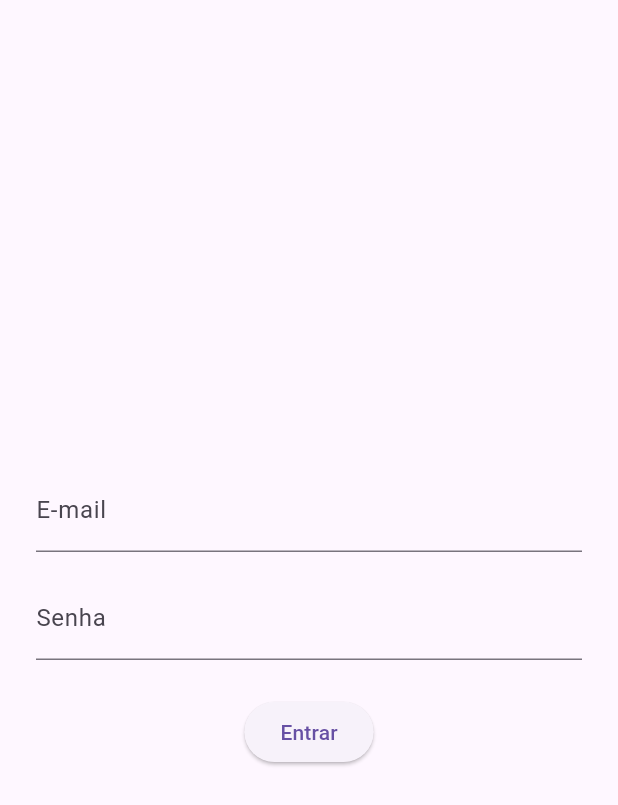
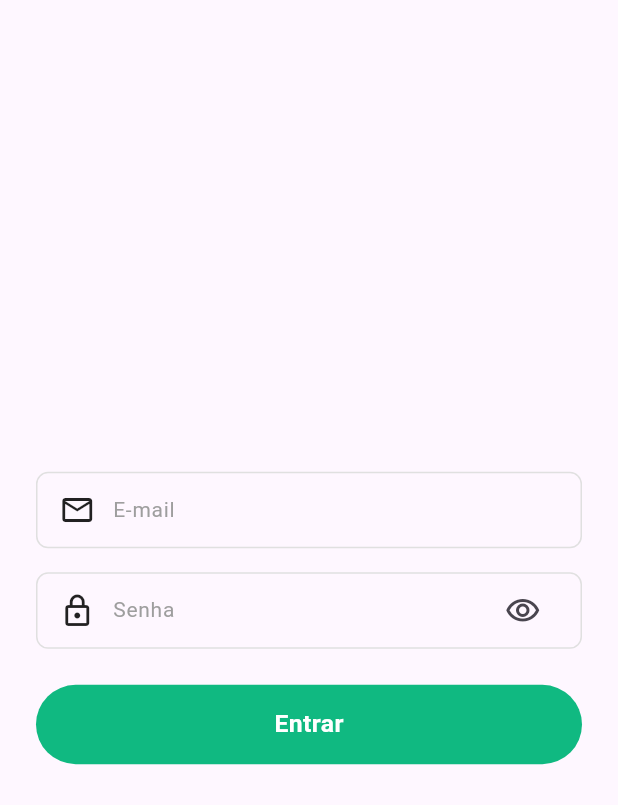
Before and after one commit to Arthurlima544/awesome-financial-control, a Flutter app: the screen it shows after launch, on a phone screen of 412 x 824 dp. Shown: the top 805 px of the screen. Run offline on Flutter 3.47's test engine with Material 3 defaults, Android fonts, the phone set to English and light mode, and no system bars; our stand-ins replace dio, equatable, flutter_bloc, go_router.

Commit message:
(US-06) @Arthurlima544 feat: use shared components in login screen with password visibility toggle

```diff
--- a/mobile/lib/features/auth/cubit/login_form_cubit.dart
+++ b/mobile/lib/features/auth/cubit/login_form_cubit.dart
@@ -2,20 +2,30 @@ import 'package:equatable/equatable.dart';
 import 'package:flutter_bloc/flutter_bloc.dart';
 
 class LoginFormState extends Equatable {
-  const LoginFormState({this.email = '', this.password = ''});
+  const LoginFormState({
+    this.email = '',
+    this.password = '',
+    this.isPasswordVisible = false,
+  });
 
   final String email;
   final String password;
+  final bool isPasswordVisible;
 
-  LoginFormState copyWith({String? email, String? password}) {
+  LoginFormState copyWith({
+    String? email,
+    String? password,
+    bool? isPasswordVisible,
+  }) {
     return LoginFormState(
       email: email ?? this.email,
       password: password ?? this.password,
+      isPasswordVisible: isPasswordVisible ?? this.isPasswordVisible,
     );
   }
 
   @override
-  List<Object?> get props => [email, password];
+  List<Object?> get props => [email, password, isPasswordVisible];
 }
 
 class LoginFormCubit extends Cubit<LoginFormState> {
@@ -24,4 +34,7 @@ class LoginFormCubit extends Cubit<LoginFormState> {
   void emailChanged(String value) => emit(state.copyWith(email: value));
 
   void passwordChanged(String value) => emit(state.copyWith(password: value));
+
+  void togglePasswordVisibility() =>
+      emit(state.copyWith(isPasswordVisible: !state.isPasswordVisible));
 }
--- a/mobile/lib/features/auth/view/login_screen.dart
+++ b/mobile/lib/features/auth/view/login_screen.dart
@@ -1,7 +1,12 @@
 import 'package:flutter/material.dart';
 import 'package:flutter_bloc/flutter_bloc.dart';
 
+import '../../../config/app_colors.dart';
 import '../../../l10n/generated/app_localizations.dart';
+import '../../../shared/components/adaptive_button/adaptive_button.dart';
+import '../../../shared/components/adaptive_button/adaptive_button_cubit.dart';
+import '../../../shared/components/adaptive_text_field/adaptive_text_field.dart';
+import '../../../shared/components/adaptive_text_field/adaptive_text_field_cubit.dart';
 import '../bloc/auth_bloc.dart';
 import '../cubit/login_form_cubit.dart';
 
@@ -31,29 +36,58 @@ class _LoginView extends StatelessWidget {
         child: Column(
           mainAxisAlignment: MainAxisAlignment.center,
           children: [
-            TextField(
+            BlocProvider(
+              create: (_) => AdaptiveTextFieldCubit(),
+              child: AdaptiveTextField(
                 key: const ValueKey('loginEmailField'),
-              decoration: InputDecoration(labelText: l10n.loginEmailLabel),
-              keyboardType: TextInputType.emailAddress,
+                hintText: l10n.loginEmailLabel,
+                leadingIcon: const Icon(Icons.email_outlined),
+                focusedBorderColor: AppColors.primary,
+                semanticLabel: l10n.loginEmailLabel,
                 onChanged: formCubit.emailChanged,
               ),
+            ),
             const SizedBox(height: 16),
-            TextField(
+            BlocProvider(
+              create: (_) => AdaptiveTextFieldCubit(),
+              child: BlocBuilder<LoginFormCubit, LoginFormState>(
+                buildWhen: (prev, curr) =>
+                    prev.isPasswordVisible != curr.isPasswordVisible,
+                builder: (context, state) => AdaptiveTextField(
                   key: const ValueKey('loginPasswordField'),
-              decoration: InputDecoration(labelText: l10n.loginPasswordLabel),
-              obscureText: true,
+                  hintText: l10n.loginPasswordLabel,
+                  leadingIcon: const Icon(Icons.lock_outlined),
+                  obscureText: !state.isPasswordVisible,
+                  trailingIcon: IconButton(
+                    icon: Icon(
+                      state.isPasswordVisible
+                          ? Icons.visibility_off_outlined
+                          : Icons.visibility_outlined,
+                    ),
+                    onPressed: formCubit.togglePasswordVisibility,
+                  ),
+                  focusedBorderColor: AppColors.primary,
+                  semanticLabel: l10n.loginPasswordLabel,
                   onChanged: formCubit.passwordChanged,
                 ),
+              ),
+            ),
             const SizedBox(height: 24),
-            ElevatedButton(
+            BlocProvider(
+              create: (_) => AdaptiveButtonCubit(),
+              child: AdaptiveButton(
                 key: const ValueKey('loginButton'),
+                text: l10n.loginButton,
+                size: AdaptiveButtonSize.fullWidth,
+                primaryColor: AppColors.primary,
+                semanticLabel: l10n.loginButton,
                 onPressed: () {
                   final form = context.read<LoginFormCubit>().state;
                   context.read<AuthBloc>().add(
                     SignInSubmitted(email: form.email, password: form.password),
                   );
                 },
-              child: Text(l10n.loginButton),
+              ),
             ),
           ],
         ),
--- a/mobile/lib/shared/components/adaptive_text_field/adaptive_text_field.dart
+++ b/mobile/lib/shared/components/adaptive_text_field/adaptive_text_field.dart
@@ -11,6 +11,7 @@ class AdaptiveTextField extends StatelessWidget {
   final Widget? leadingIcon;
   final Widget? trailingIcon;
   final Widget? prefixWidget; // e.g., for the country flag/code
+  final bool obscureText;
   final Color? focusedBorderColor;
   final Color? errorBorderColor;
   final TextStyle? customTextStyle;
@@ -26,6 +27,7 @@ class AdaptiveTextField extends StatelessWidget {
     this.leadingIcon,
     this.trailingIcon,
     this.prefixWidget,
+    this.obscureText = false,
     this.focusedBorderColor,
     this.errorBorderColor,
     this.customTextStyle,
@@ -109,6 +111,7 @@ class AdaptiveTextField extends StatelessWidget {
                               controller: controller,
                               focusNode: focusNode,
                               enabled: !state.isDisabled,
+                              obscureText: obscureText,
                               onChanged: (val) {
                                 context
                                     .read<AdaptiveTextFieldCubit>()
```
Also changed, not shown: 1 other file. Lines whose indentation alone changed are shown as unchanged.
